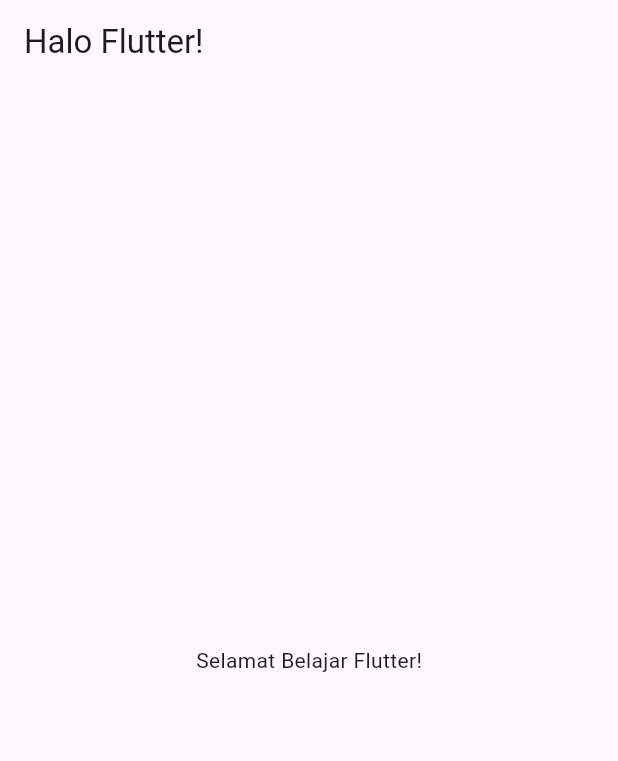
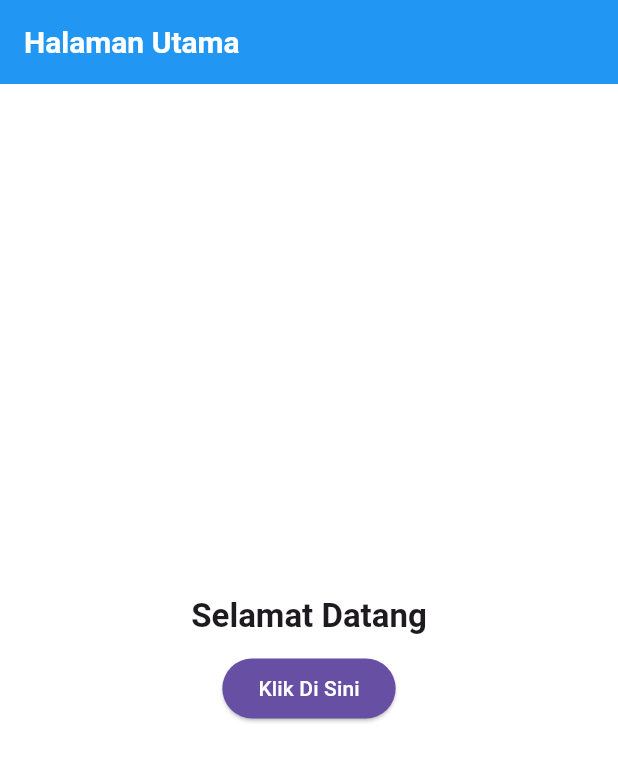
Before and after one commit to DidinEmperor/Todo_list, a Flutter app: the screen it shows after launch, on a phone screen of 412 x 824 dp. Shown: the top 761 px of the screen. Run offline on Flutter 3.47's test engine with Material 3 defaults, Android fonts, the phone set to English and light mode, and no system bars.

Commit message:
menambah home_page

```diff
--- /dev/null
+++ b/lib/home_page.dart
@@ -0,0 +1,34 @@
+import 'package:flutter/material.dart';
+
+class HomePage extends StatelessWidget {
+  const HomePage({super.key});
+
+  @override
+  Widget build(BuildContext context) {
+    return Scaffold(
+      appBar: AppBar(
+        title: const Text('Halaman Utama'),
+      ),
+      body: Center(
+        child: Column(
+          mainAxisAlignment: MainAxisAlignment.center,
+          children: [
+            Text(
+              'Selamat Datang',
+              style: Theme.of(context).textTheme.titleLarge,
+            ),
+            const SizedBox(height: 10),
+            ElevatedButton(
+              style: ElevatedButton.styleFrom(
+                backgroundColor: Theme.of(context).primaryColor,
+                foregroundColor: Colors.white,
+              ),
+              onPressed: () {},
+              child: const Text('Klik Di Sini'),
+            ),
+          ],
+        ),
+      ),
+    );
+  }
+}
--- a/lib/main.dart
+++ b/lib/main.dart
@@ -1,4 +1,5 @@
 import 'package:flutter/material.dart';
+import 'home_page.dart';
 
 void main() {
   runApp(const MyApp());
@@ -10,16 +11,21 @@ class MyApp extends StatelessWidget {
   @override
   Widget build(BuildContext context) {
     return MaterialApp(
-      title: 'Flutter Pertama',
-      theme: ThemeData(primarySwatch: Colors.blue),
-      home: Scaffold(
-        appBar: AppBar(
-          title: const Text('Halo Flutter!'),
+      title: 'Aplikasi Flutter',
+      theme: ThemeData(
+        primarySwatch: Colors.blue, // Warna utama aplikasi
+        scaffoldBackgroundColor: Colors.white, // Warna latar belakang Scaffold
+        fontFamily: 'Roboto', // Font global
+        textTheme: const TextTheme(
+          bodyLarge: TextStyle(fontSize: 18.0, color: Colors.black87),
+          titleLarge: TextStyle(fontSize: 22.0, fontWeight: FontWeight.bold),
         ),
-        body: const Center(
-          child: Text('Selamat Belajar Flutter!'),
+        appBarTheme: const AppBarTheme(
+          color: Colors.blue, // Warna app bar
+          titleTextStyle: TextStyle(fontSize: 20, fontWeight: FontWeight.bold),
         ),
       ),
+      home: const HomePage(),
     );
   }
 }
```
